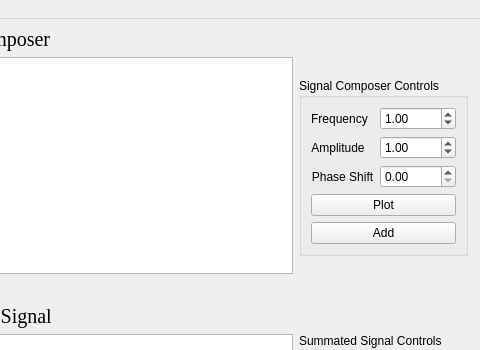
Old version of the form GUI.ui in the repository FarahGamal/Sampling-Theory-Illustrator; both pictures show x 984 to 1464 and y 0 to 350 of the 1464 by 581 pixel window.
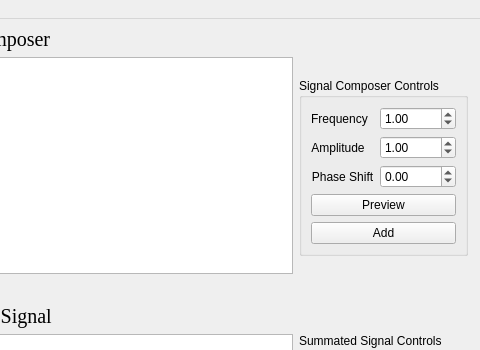
New version of the form. Custom widgets are drawn as their Qt base class.

What changed in the file:
```diff
--- a/GUI.ui
+++ b/GUI.ui
@@ -355,7 +355,7 @@
          <item row="3" column="0" colspan="2">
           <widget class="QPushButton" name="plotPushButton">
            <property name="text">
-            <string>Plot</string>
+            <string>Preview</string>
            </property>
           </widget>
          </item>
@@ -387,7 +387,14 @@
           </widget>
          </item>
          <item row="2" column="1">
-          <widget class="QDoubleSpinBox" name="phaseShiftDoubleSpinBox"/>
+          <widget class="QDoubleSpinBox" name="phaseShiftDoubleSpinBox">
+           <property name="minimum">
+            <double>-360.000000000000000</double>
+           </property>
+           <property name="maximum">
+            <double>360.000000000000000</double>
+           </property>
+          </widget>
          </item>
         </layout>
        </widget>
```
